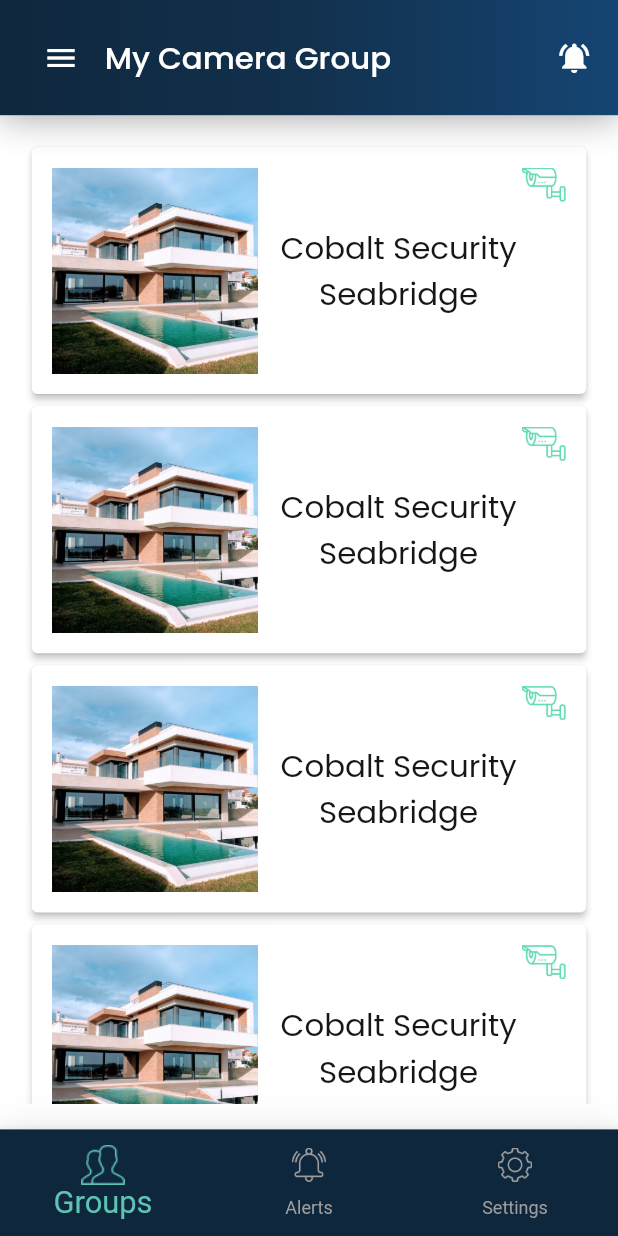
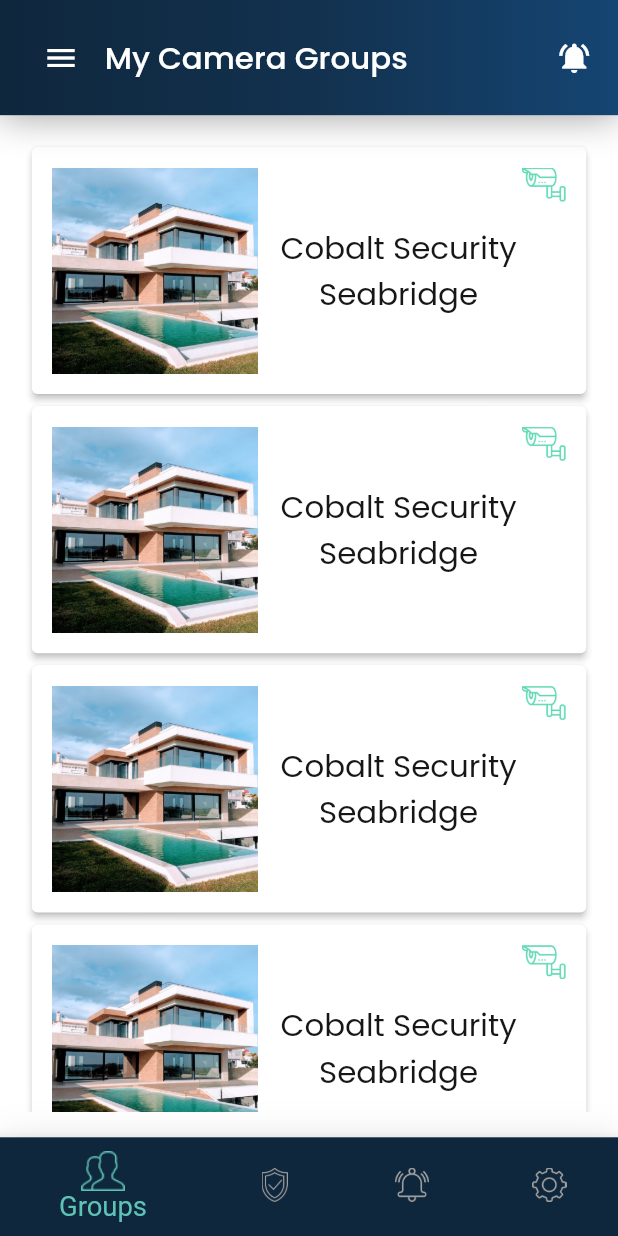
Before and after one commit to dhruvikapdiwebiots/rog, a Flutter app: the Dashboard screen opened directly, on a phone screen of 412 x 824 dp. Run offline on Flutter 3.47's test engine with Material 2 defaults, Android fonts, the phone set to English and light mode, and no system bars; our stand-ins replace cloud_firestore, connectivity, dio, firebase_core, firebase_messaging, flutter_local_notifications and 7 more; accounts and stored records are empty.

```diff
--- a/lib/networking/api_methods.dart
+++ b/lib/networking/api_methods.dart
@@ -2,5 +2,6 @@ class ApiMethods {
   final String login = "authenticate";
   final String forgotpassword = "forgot-password";
   final String users = "users";
+  final String verifyToken = "verify-token";
 
 }
--- a/lib/screens/cameragroup/cameragroup_controller.dart
+++ b/lib/screens/cameragroup/cameragroup_controller.dart
@@ -1,6 +1,7 @@
 
 import 'package:rog/packages/config_package.dart';
+import 'package:rog/screens/dashboard/dashboard_Controller.dart';
 
 class CameraGroupController extends GetxController{
-
+DashboardController dashboardController = Get.find();
 }
--- a/lib/screens/dashboard/bottomNavigatorBarCommon.dart
+++ b/lib/screens/dashboard/bottomNavigatorBarCommon.dart
@@ -10,11 +10,12 @@ class BottomNavigatorCard extends StatelessWidget {
   @override
   Widget build(BuildContext context) {
     return BottomNavigationBar(
+
       selectedFontSize: AppScreenUtil().fontSize(20),
       unselectedItemColor: appColor.grey,
       backgroundColor: appColor.primaryColor,
       selectedItemColor: appColor.selectItemColor,
-      selectedLabelStyle: TextStyle(fontSize: AppScreenUtil().size(18)),
+      selectedLabelStyle: TextStyle(fontSize: AppScreenUtil().size(16)),
       items: <BottomNavigationBarItem>[
         BottomNavigationBarItem(
           backgroundColor: appColor.primaryColor,
@@ -30,9 +31,20 @@ class BottomNavigatorCard extends StatelessWidget {
         BottomNavigationBarItem(
           backgroundColor: appColor.primaryColor,
           icon: Image.asset(
-            iconAssets.bell,
+            iconAssets.shield,
             color: selectedIndex == 1 ? appColor.selectItemColor : appColor.grey,
             height: selectedIndex == 1
+                ? AppScreenUtil().size(23)
+                : AppScreenUtil().size(20),
+          ),
+          label: AppFont().connect,
+        ),
+        BottomNavigationBarItem(
+          backgroundColor: appColor.primaryColor,
+          icon: Image.asset(
+            iconAssets.bell,
+            color: selectedIndex == 2 ? appColor.selectItemColor : appColor.grey,
+            height: selectedIndex == 2
                 ? AppScreenUtil().size(23)
                 : AppScreenUtil().size(20),
           ),
@@ -42,8 +54,8 @@ class BottomNavigatorCard extends StatelessWidget {
           backgroundColor: appColor.primaryColor,
           icon: Image.asset(
             iconAssets.settings,
-            color: selectedIndex == 2 ? appColor.selectItemColor : appColor.grey,
-            height: selectedIndex == 2
+            color: selectedIndex == 3 ? appColor.selectItemColor : appColor.grey,
+            height: selectedIndex == 3
                 ? AppScreenUtil().size(23)
                 : AppScreenUtil().size(20),
           ),
--- a/lib/screens/dashboard/dashboard.dart
+++ b/lib/screens/dashboard/dashboard.dart
@@ -36,6 +36,7 @@ class _DashboardState extends State<Dashboard> {
             ),
           ),
           appBar: DashboardScreenStyle().appBarStyle(context,dashboardCtrl.selectedIndex,
+          onBack: dashboardCtrl.onBack,
           onTapPushNotification: () => dashboardCtrl.commonController.sendNotification(title: 'This is the Title',msg: 'This is the message')),
           body: dashboardCtrl.widgetOptions
               .elementAt(dashboardCtrl.selectedIndex),
--- a/lib/screens/dashboard/dashboardScreen_Style.dart
+++ b/lib/screens/dashboard/dashboardScreen_Style.dart
@@ -12,10 +12,10 @@ class DashboardScreenStyle {
   //text STyle
   final titleStyle = (selectedIndex) => Text(
         selectedIndex == 0
-            ? AppFont().mycameragroups
-            : selectedIndex == 1
-                ? AppFont().alerts
-                : AppFont().setting,
+            ? AppFont().mycameragroups : selectedIndex == 1 ? AppFont().connect
+            : selectedIndex == 2
+                ? AppFont().alert
+                : AppFont().loginSecurity,
         style: new TextStyle(
             fontFamily: GoogleFonts.poppins().fontFamily,
             fontSize: AppScreenUtil().fontSize(18.0),
@@ -39,8 +39,8 @@ class DashboardScreenStyle {
       ]);
 
 //menu Icon Style
-  final menuiconStyl = Icon(
-    Icons.menu,
+  final menuiconStyl =(icon)=> Icon(
+    icon,
     color: appColor.whiteColor,
   );
 
@@ -77,7 +77,7 @@ class DashboardScreenStyle {
       );
 
   //appbar style
-  final appBarStyle = (context, selectedIndex,{GestureTapCallback? onTapPushNotification}) => PreferredSize(
+  final appBarStyle = (context, selectedIndex,{GestureTapCallback? onTapPushNotification, GestureTapCallback? onBack}) => PreferredSize(
         child: new Container(
           padding: new EdgeInsets.only(top: MediaQuery.of(context).padding.top),
           child: new Padding(
@@ -90,12 +90,15 @@ class DashboardScreenStyle {
               children: [
                 Row(
                   children: [
-                    InkWell(
+                    selectedIndex == 0 ?InkWell(
                       onTap: () {
                         Alertbox().alertLogout(context);
                       },
-                      child: DashboardScreenStyle().menuiconStyl,
-                    ),
+                      child: DashboardScreenStyle().menuiconStyl(Icons.menu),
+                    ) : InkWell(
+                      onTap: onBack,
+                      child: DashboardScreenStyle().menuiconStyl(Icons.arrow_back),
+                    ) ,
                     DashboardScreenStyle().specingWidth(15),
                     DashboardScreenStyle().titleStyle(selectedIndex),
                   ],
--- a/lib/screens/groupCameraList/groupcameraList_controller.dart
+++ b/lib/screens/groupCameraList/groupcameraList_controller.dart
@@ -1,8 +1,10 @@
 
 import 'package:rog/packages/config_package.dart';
+import 'package:rog/screens/dashboard/dashboard_Controller.dart';
 
 class GroupCameraListController extends GetxController {
  String name = '';
+ DashboardController dashboardController =Get.find();
 
  @override
   void onInit() {
--- a/lib/screens/settingScreen/settingCommonScreen.dart
+++ b/lib/screens/settingScreen/settingCommonScreen.dart
@@ -43,7 +43,7 @@ class SettingCommonScreen {
       child: Icon(isEnable ?CupertinoIcons.pencil_ellipsis_rectangle :Icons.edit));
 
   //commonLayout
-  final commonLayout = (isEnable,{Widget? textformfieldWidget,String? title,GestureTapCallback? onTap}) => Row(
+  final commonLayout = (title,isEnable,{Widget? textformfieldWidget,String? value,GestureTapCallback? onTap}) => Row(
     mainAxisAlignment: MainAxisAlignment.spaceBetween,
     children: [
       Expanded(
@@ -54,7 +54,7 @@ class SettingCommonScreen {
             Padding(
               padding: EdgeInsets.only(left: AppScreenUtil().size(5)),
               child: SettingCommonScreen()
-                  .commonText(AppFont().name, fontSize: 16),
+                  .commonText(title, fontSize: 16),
             ),
             SettingScreenStyle().specing(5),
             isEnable ? textformfieldWidget! : Card(
@@ -63,7 +63,7 @@ class SettingCommonScreen {
                     vertical: AppScreenUtil().size(10),
                     horizontal: AppScreenUtil().size(15)),
                 child:  SettingCommonScreen().commonText(
-                    title,
+                    value,
                     fontSize: 14),
               ),
             )
--- a/lib/theme/app_font.dart
+++ b/lib/theme/app_font.dart
@@ -17,12 +17,13 @@ class AppFont {
   String hello = "Hello,";
   String admin = "User";
   String setting = "Settings";
+  String loginSecurity = "Login & Security";
   String ok = "OK";
   String of = "of";
   String yes = "Yes";
   String no = "No";
   String askForLogout = "Do you really want to logout?";
-  String alert = "Alert";
+  String alert = "My Alerts";
   String alerts = "Alerts";
   String alertLoading = "Alerts Loading";
   String areYouSure = "Are you sure";
@@ -35,7 +36,7 @@ class AppFont {
   String checkMail = "Check your email";
   String checkMailMessage = "We have sent a link to your email";
   String groups = "Groups";
-  String mycameragroups = "My Camera Group";
+  String mycameragroups = "My Camera Groups";
   String cameragroups = "Camera Group";
   String cameraView = "Camera View";
   String viewLive = "View Live (coming soon)";
@@ -47,5 +48,6 @@ class AppFont {
   String name = "First Name :";
   String lastname = "Last Name :";
   String email = "Email :";
+  String connect = "Connect";
 
 }
--- a/lib/utils/assets/icon_assets.dart
+++ b/lib/utils/assets/icon_assets.dart
@@ -7,4 +7,5 @@ class IconAssets {
   final String view = 'assets/icons/view.png';
   final String wifi = 'assets/icons/wifi.png';
   final String shiled = 'assets/icons/shiled.png';
+  final String shield = 'assets/icons/shield.png';
 }
```
Also changed, not shown: lib/screens/cameraCard/cameraCard.dart (+20 -2 lines), lib/screens/connect/connect.dart (added, +21 -0 lines), lib/screens/dashboard/dashboard_Controller.dart (+10 -3 lines), lib/screens/groupCameraList/groupCameraList.dart (+19 -1 lines), lib/screens/settingScreen/settingScreen.dart (+4 -4 lines), lib/screens/settingScreen/setting_controller.dart (+17 -5 lines), lib/utils/commonController.dart (+31 -13 lines), assets/icons/shield.png (added).
